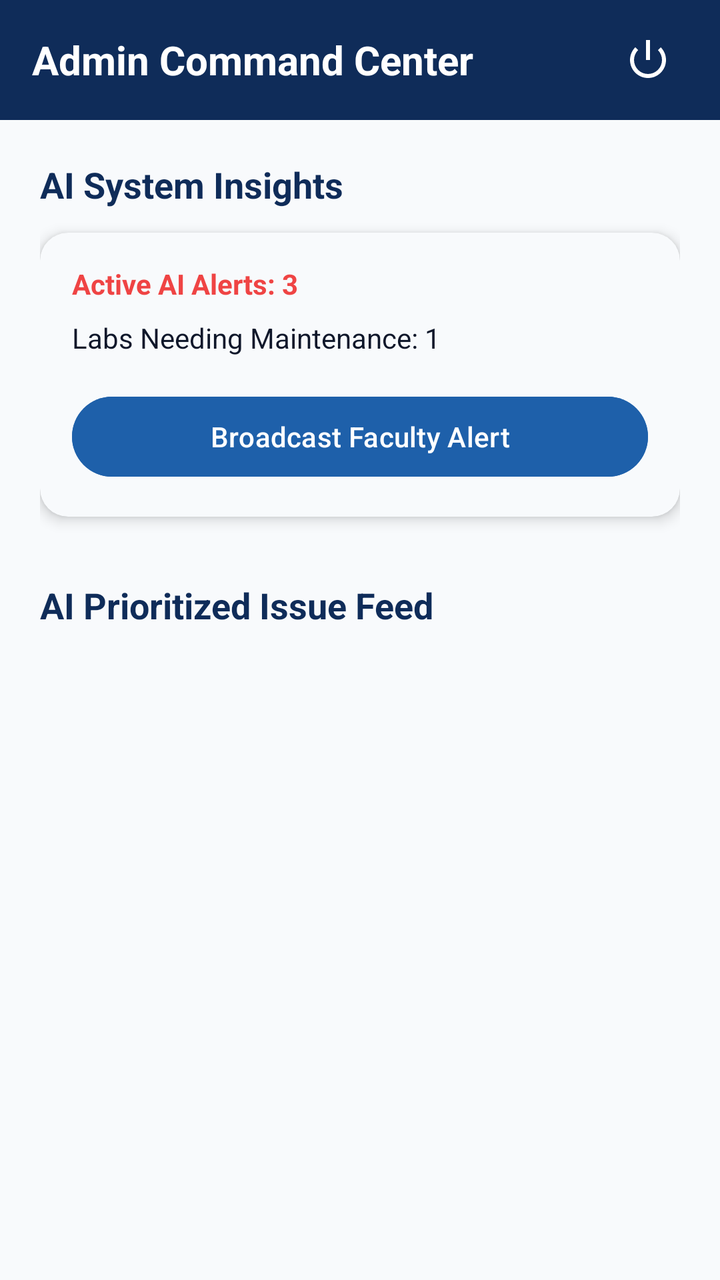
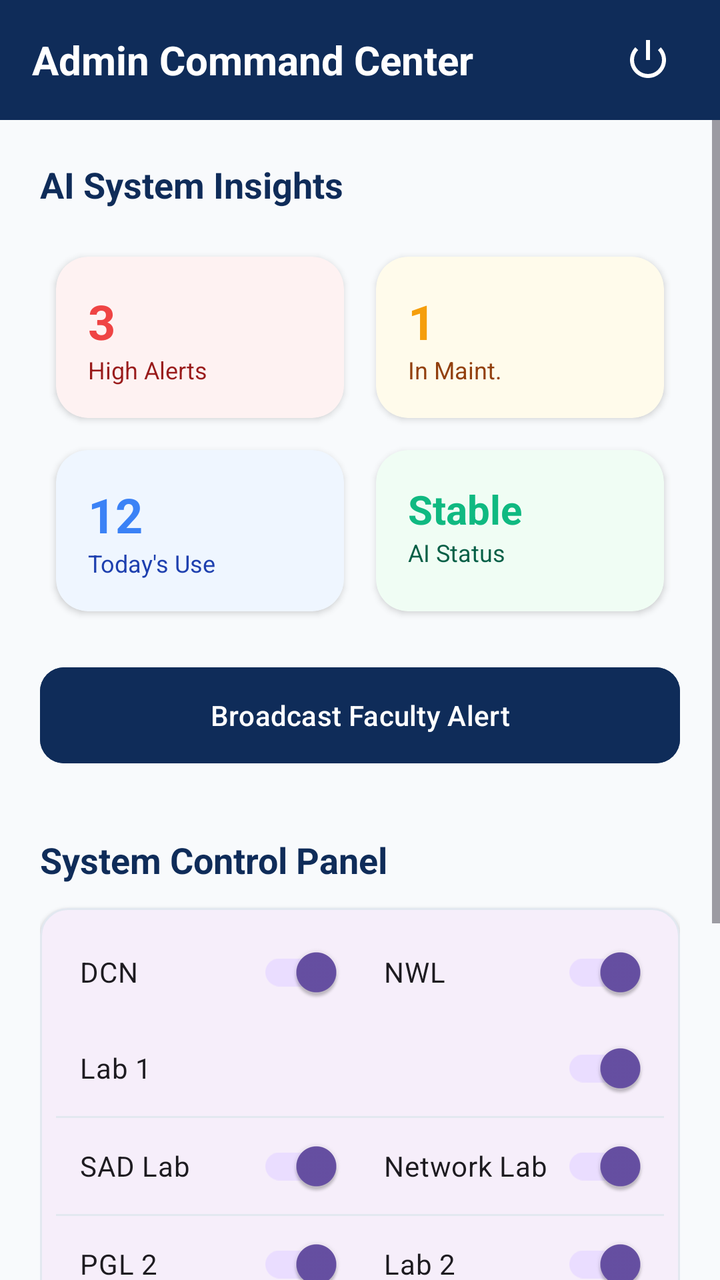

Screens rendered from an Android XML layout before and after an edit, with the pre-edit source and the edit as a unified diff.
<!-- AndroidManifest.xml: application theme Theme.Fyp1 -->
<!-- res/layout/activity_admin.xml -->
<?xml version="1.0" encoding="utf-8"?>
<LinearLayout xmlns:android="http://schemas.android.com/apk/res/android"
    xmlns:app="http://schemas.android.com/apk/res-auto"
    xmlns:tools="http://schemas.android.com/tools"
    android:layout_width="match_parent"
    android:layout_height="match_parent"
    android:background="@color/bg_page_light"
    android:fitsSystemWindows="true"
    android:orientation="vertical"
    tools:context=".AdminActivity">

    
    <LinearLayout
        android:layout_width="match_parent"
        android:layout_height="60dp"
        android:background="@color/campus_navy"
        android:gravity="center_vertical"
        android:orientation="horizontal"
        android:paddingStart="16dp"
        android:paddingEnd="16dp">

        <TextView
            android:layout_width="0dp"
            android:layout_height="wrap_content"
            android:layout_weight="1"
            android:text="@string/title_admin_dashboard"
            android:textColor="@color/text_light"
            android:textSize="20sp"
            android:textStyle="bold" />

        <ImageButton
            android:id="@+id/btnLogoutAdmin"
            android:layout_width="40dp"
            android:layout_height="40dp"
            android:background="?attr/selectableItemBackgroundBorderless"
            android:contentDescription="@string/menu_logout"
            android:src="@android:drawable/ic_lock_power_off"
            app:tint="@color/text_light" />
    </LinearLayout>

    <ScrollView
        android:layout_width="match_parent"
        android:layout_height="match_parent">

        <LinearLayout
            android:layout_width="match_parent"
            android:layout_height="wrap_content"
            android:orientation="vertical"
            android:padding="20dp">

            
            <TextView
                android:layout_width="wrap_content"
                android:layout_height="wrap_content"
                android:text="@string/header_ai_insights"
                android:textColor="@color/campus_navy"
                android:textSize="18sp"
                android:textStyle="bold" />

            <androidx.cardview.widget.CardView
                android:layout_width="match_parent"
                android:layout_height="wrap_content"
                android:layout_marginTop="12dp"
                app:cardCornerRadius="14dp"
                app:cardElevation="4dp"
                app:cardBackgroundColor="#F8FAFC">

                <LinearLayout
                    android:layout_width="match_parent"
                    android:layout_height="wrap_content"
                    android:orientation="vertical"
                    android:padding="16dp">

                    <TextView
                        android:id="@+id/tvActiveAlerts"
                        android:layout_width="wrap_content"
                        android:layout_height="wrap_content"
                        android:text="Active AI Alerts: 3"
                        android:textColor="@color/status_not_available"
                        android:textStyle="bold" />

                    <TextView
                        android:id="@+id/tvMaintenanceNeeded"
                        android:layout_width="wrap_content"
                        android:layout_height="wrap_content"
                        android:layout_marginTop="8dp"
                        android:text="Labs Needing Maintenance: 1"
                        android:textColor="@color/text_primary" />

                    <Button
                        android:id="@+id/btnBroadcast"
                        android:layout_width="match_parent"
                        android:layout_height="48dp"
                        android:layout_marginTop="16dp"
                        android:backgroundTint="@color/campus_blue"
                        android:text="@string/btn_broadcast_alert"
                        android:textAllCaps="false"
                        android:textSize="14sp" />
                </LinearLayout>
            </androidx.cardview.widget.CardView>

            
            <TextView
                android:layout_width="wrap_content"
                android:layout_height="wrap_content"
                android:layout_marginTop="32dp"
                android:text="@string/header_reported_issues"
                android:textColor="@color/campus_navy"
                android:textSize="18sp"
                android:textStyle="bold" />

            <LinearLayout
                android:id="@+id/layoutAdminIssues"
                android:layout_width="match_parent"
                android:layout_height="wrap_content"
                android:layout_marginTop="12dp"
                android:orientation="vertical">
                
            </LinearLayout>

        </LinearLayout>
    </ScrollView>

</LinearLayout>
<!-- resources referenced by this layout -->
<resources>
  <color name="bg_page_light">#F8FAFC</color>
  <color name="campus_blue">#1E60AA</color>
  <color name="campus_navy">#0F2C59</color>
  <color name="status_not_available">#EF4444</color>
  <color name="text_light">#FFFFFF</color>
  <color name="text_primary">#0F172A</color>
  <string name="btn_broadcast_alert">Broadcast Faculty Alert</string>
  <string name="header_ai_insights">AI System Insights</string>
  <string name="header_reported_issues">AI Prioritized Issue Feed</string>
  <string name="menu_logout">🚪   Log Out</string>
  <string name="title_admin_dashboard">Admin Command Center</string>
  <style name="Theme.Fyp1" parent="Base.Theme.Fyp1" />
  <style name="Base.Theme.Fyp1" parent="Theme.Material3.Light.NoActionBar">
          
          
      </style>
</resources>

<!-- the commit's change to res/layout/activity_admin.xml (unified diff, before → after) -->
@@ -57,47 +57,291 @@
                 android:textSize="18sp"
                 android:textStyle="bold" />
 
-            <androidx.cardview.widget.CardView
+            
+            <GridLayout
+                android:layout_width="match_parent"
+                android:layout_height="wrap_content"
+                android:layout_marginTop="16dp"
+                android:alignmentMode="alignMargins"
+                android:columnCount="2"
+                android:columnOrderPreserved="false"
+                android:rowCount="2">
+
+                
+                <com.google.android.material.card.MaterialCardView
+                    android:layout_width="0dp"
+                    android:layout_height="wrap_content"
+                    android:layout_rowWeight="1"
+                    android:layout_columnWeight="1"
+                    android:layout_margin="8dp"
+                    app:cardCornerRadius="16dp"
+                    app:cardElevation="2dp"
+                    app:strokeWidth="0dp"
+                    app:cardBackgroundColor="#FEF2F2">
+                    <LinearLayout
+                        android:layout_width="match_parent"
+                        android:layout_height="wrap_content"
+                        android:orientation="vertical"
+                        android:padding="16dp">
+                        <TextView
+                            android:id="@+id/tvActiveAlertsCount"
+                            android:layout_width="wrap_content"
+                            android:layout_height="wrap_content"
+                            android:text="3"
+                            android:textColor="#EF4444"
+                            android:textSize="24sp"
+                            android:textStyle="bold" />
+                        <TextView
+                            android:layout_width="wrap_content"
+                            android:layout_height="wrap_content"
+                            android:text="@string/label_high_alerts"
+                            android:textColor="#991B1B"
+                            android:textSize="12sp" />
+                    </LinearLayout>
+                </com.google.android.material.card.MaterialCardView>
+
+                
+                <com.google.android.material.card.MaterialCardView
+                    android:layout_width="0dp"
+                    android:layout_height="wrap_content"
+                    android:layout_rowWeight="1"
+                    android:layout_columnWeight="1"
+                    android:layout_margin="8dp"
+                    app:cardCornerRadius="16dp"
+                    app:cardElevation="2dp"
+                    app:strokeWidth="0dp"
+                    app:cardBackgroundColor="#FFFBEB">
+                    <LinearLayout
+                        android:layout_width="match_parent"
+                        android:layout_height="wrap_content"
+                        android:orientation="vertical"
+                        android:padding="16dp">
+                        <TextView
+                            android:id="@+id/tvMaintenanceCount"
+                            android:layout_width="wrap_content"
+                            android:layout_height="wrap_content"
+                            android:text="1"
+                            android:textColor="#F59E0B"
+                            android:textSize="24sp"
+                            android:textStyle="bold" />
+                        <TextView
+                            android:layout_width="wrap_content"
+                            android:layout_height="wrap_content"
+                            android:text="@string/label_in_maint"
+                            android:textColor="#92400E"
+                            android:textSize="12sp" />
+                    </LinearLayout>
+                </com.google.android.material.card.MaterialCardView>
+
+                
+                <com.google.android.material.card.MaterialCardView
+                    android:layout_width="0dp"
+                    android:layout_height="wrap_content"
+                    android:layout_rowWeight="1"
+                    android:layout_columnWeight="1"
+                    android:layout_margin="8dp"
+                    app:cardCornerRadius="16dp"
+                    app:cardElevation="2dp"
+                    app:strokeWidth="0dp"
+                    app:cardBackgroundColor="#EFF6FF">
+                    <LinearLayout
+                        android:layout_width="match_parent"
+                        android:layout_height="wrap_content"
+                        android:orientation="vertical"
+                        android:padding="16dp">
+                        <TextView
+                            android:id="@+id/tvUsageCount"
+                            android:layout_width="wrap_content"
+                            android:layout_height="wrap_content"
+                            android:text="12"
+                            android:textColor="#3B82F6"
+                            android:textSize="24sp"
+                            android:textStyle="bold" />
+                        <TextView
+                            android:layout_width="wrap_content"
+                            android:layout_height="wrap_content"
+                            android:text="@string/label_todays_use"
+                            android:textColor="#1E40AF"
+                            android:textSize="12sp" />
+                    </LinearLayout>
+                </com.google.android.material.card.MaterialCardView>
+
+                
+                <com.google.android.material.card.MaterialCardView
+                    android:layout_width="0dp"
+                    android:layout_height="wrap_content"
+                    android:layout_rowWeight="1"
+                    android:layout_columnWeight="1"
+                    android:layout_margin="8dp"
+                    app:cardCornerRadius="16dp"
+                    app:cardElevation="2dp"
+                    app:strokeWidth="0dp"
+                    app:cardBackgroundColor="#F0FDF4">
+                    <LinearLayout
+                        android:layout_width="match_parent"
+                        android:layout_height="wrap_content"
+                        android:orientation="vertical"
+                        android:padding="16dp">
+                        <TextView
+                            android:layout_width="wrap_content"
+                            android:layout_height="wrap_content"
+                            android:text="@string/status_stable"
+                            android:textColor="#10B981"
+                            android:textSize="20sp"
+                            android:textStyle="bold" />
+                        <TextView
+                            android:layout_width="wrap_content"
+                            android:layout_height="wrap_content"
+                            android:text="@string/label_ai_status"
+                            android:textColor="#065F46"
+                            android:textSize="12sp" />
+                    </LinearLayout>
+                </com.google.android.material.card.MaterialCardView>
+            </GridLayout>
+
+            
+            <Button
+                android:id="@+id/btnBroadcast"
+                android:layout_width="match_parent"
+                android:layout_height="56dp"
+                android:layout_marginTop="16dp"
+                android:backgroundTint="@color/campus_navy"
+                android:text="@string/btn_broadcast_alert"
+                android:textAllCaps="false"
+                app:cornerRadius="12dp" />
+
+            
+            <TextView
+                android:layout_width="wrap_content"
+                android:layout_height="wrap_content"
+                android:layout_marginTop="32dp"
+                android:text="@string/panel_system_control"
+                android:textColor="@color/campus_navy"
+                android:textSize="18sp"
+                android:textStyle="bold" />
+
+            <com.google.android.material.card.MaterialCardView
                 android:layout_width="match_parent"
                 android:layout_height="wrap_content"
                 android:layout_marginTop="12dp"
                 app:cardCornerRadius="14dp"
-                app:cardElevation="4dp"
-                app:cardBackgroundColor="#F8FAFC">
-
+                app:cardElevation="1dp"
+                app:strokeWidth="1dp"
+                app:strokeColor="@color/border_slate">
                 <LinearLayout
                     android:layout_width="match_parent"
                     android:layout_height="wrap_content"
                     android:orientation="vertical"
-                    android:padding="16dp">
-
-                    <TextView
-                        android:id="@+id/tvActiveAlerts"
-                        android:layout_width="wrap_content"
-                        android:layout_height="wrap_content"
-                        android:text="Active AI Alerts: 3"
-                        android:textColor="@color/status_not_available"
-                        android:textStyle="bold" />
-
-                    <TextView
-                        android:id="@+id/tvMaintenanceNeeded"
-                        android:layout_width="wrap_content"
-                        android:layout_height="wrap_content"
-                        android:layout_marginTop="8dp"
-                        android:text="Labs Needing Maintenance: 1"
-                        android:textColor="@color/text_primary" />
-
-                    <Button
-                        android:id="@+id/btnBroadcast"
-                        android:layout_width="match_parent"
-                        android:layout_height="48dp"
-                        android:layout_marginTop="16dp"
-                        android:backgroundTint="@color/campus_blue"
-                        android:text="@string/btn_broadcast_alert"
-                        android:textAllCaps="false"
-                        android:textSize="14sp" />
+                    android:padding="8dp">
+
+                    
+                    <LinearLayout android:layout_width="match_parent" android:layout_height="wrap_content" android:orientation="horizontal" android:weightSum="2">
+                        <com.google.android.material.switchmaterial.SwitchMaterial
+                            android:id="@+id/switchDCN"
+                            android:layout_width="0dp"
+                            android:layout_height="wrap_content"
+                            android:layout_weight="1"
+                            android:checked="true"
+                            android:padding="12dp"
+                            android:text="@string/lab_dcn" />
+                        <com.google.android.material.switchmaterial.SwitchMaterial
+                            android:id="@+id/switchNWL"
+                            android:layout_width="0dp"
+                            android:layout_height="wrap_content"
+                            android:layout_weight="1"
+                            android:checked="true"
+                            android:padding="12dp"
+                            android:text="@string/lab_nwl" />
+                    </LinearLayout>
+                    <com.google.android.material.switchmaterial.SwitchMaterial
+                        android:id="@+id/switchLab1"
+                        android:layout_width="match_parent"
+                        android:layout_height="wrap_content"
+                        android:checked="true"
+                        android:padding="12dp"
+                        android:text="@string/lab_lab1" />
+
+                    <View android:layout_width="match_parent" android:layout_height="1dp" android:background="@color/border_slate" />
+
+                    
+                    <LinearLayout android:layout_width="match_parent" android:layout_height="wrap_content" android:orientation="horizontal" android:weightSum="2">
+                        <com.google.android.material.switchmaterial.SwitchMaterial
+                            android:id="@+id/switchSAD"
+                            android:layout_width="0dp"
+                            android:layout_height="wrap_content"
+                            android:layout_weight="1"
+                            android:checked="true"
+                            android:padding="12dp"
+                            android:text="@string/lab_sad" />
+                        <com.google.android.material.switchmaterial.SwitchMaterial
+                            android:id="@+id/switchNetwork"
+                            android:layout_width="0dp"
+                            android:layout_height="wrap_content"
+                            android:layout_weight="1"
+                            android:checked="true"
+                            android:padding="12dp"
+                            android:text="@string/lab_network" />
+                    </LinearLayout>
+
+                    <View android:layout_width="match_parent" android:layout_height="1dp" android:background="@color/border_slate" />
+
+                    
+                    <LinearLayout android:layout_width="match_parent" android:layout_height="wrap_content" android:orientation="horizontal" android:weightSum="2">
+                        <com.google.android.material.switchmaterial.SwitchMaterial
+                            android:id="@+id/switchPGL2"
+                            android:layout_width="0dp"
+                            android:layout_height="wrap_content"
+                            android:layout_weight="1"
+                            android:checked="true"
+                            android:padding="12dp"
+                            android:text="@string/lab_pgl2" />
+                        <com.google.android.material.switchmaterial.SwitchMaterial
+                            android:id="@+id/switchLab2"
+                            android:layout_width="0dp"
+                            android:layout_height="wrap_content"
+                            android:layout_weight="1"
+                            android:checked="true"
+                            android:padding="12dp"
+                            android:text="@string/lab_lab2" />
+                    </LinearLayout>
+                    <com.google.android.material.switchmaterial.SwitchMaterial
+                        android:id="@+id/switchPGL1"
+                        android:layout_width="match_parent"
+                        android:layout_height="wrap_content"
+                        android:checked="true"
+                        android:padding="12dp"
+                        android:text="@string/lab_pgl1" />
+
+                    <View android:layout_width="match_parent" android:layout_height="1dp" android:background="@color/border_slate" />
+
+                    
+                    <LinearLayout android:layout_width="match_parent" android:layout_height="wrap_content" android:orientation="horizontal" android:weightSum="2">
+                        <com.google.android.material.switchmaterial.SwitchMaterial
+                            android:id="@+id/switchHYP"
+                            android:layout_width="0dp"
+                            android:layout_height="wrap_content"
+                            android:layout_weight="1"
+                            android:checked="true"
+                            android:padding="12dp"
+                            android:text="@string/lab_hyp" />
+                        <com.google.android.material.switchmaterial.SwitchMaterial
+                            android:id="@+id/switchLab3"
+                            android:layout_width="0dp"
+                            android:layout_height="wrap_content"
+                            android:layout_weight="1"
+                            android:checked="true"
+                            android:padding="12dp"
+                            android:text="@string/lab_lab3" />
+                    </LinearLayout>
+                    <com.google.android.material.switchmaterial.SwitchMaterial
+                        android:id="@+id/switchMML"
+                        android:layout_width="match_parent"
+                        android:layout_height="wrap_content"
+                        android:checked="true"
+                        android:padding="12dp"
+                        android:text="@string/lab_mml" />
                 </LinearLayout>
-            </androidx.cardview.widget.CardView>
+            </com.google.android.material.card.MaterialCardView>
 
             
             <TextView
<!-- resource entries referenced after the edit -->
@@ -1,15 +1,30 @@
 <!-- resources referenced by this layout -->
 <resources>
   <color name="bg_page_light">#F8FAFC</color>
-  <color name="campus_blue">#1E60AA</color>
+  <color name="border_slate">#E2E8F0</color>
   <color name="campus_navy">#0F2C59</color>
-  <color name="status_not_available">#EF4444</color>
   <color name="text_light">#FFFFFF</color>
-  <color name="text_primary">#0F172A</color>
   <string name="btn_broadcast_alert">Broadcast Faculty Alert</string>
   <string name="header_ai_insights">AI System Insights</string>
   <string name="header_reported_issues">AI Prioritized Issue Feed</string>
+  <string name="lab_dcn">DCN</string>
+  <string name="lab_hyp">HYP</string>
+  <string name="lab_lab1">Lab 1</string>
+  <string name="lab_lab2">Lab 2</string>
+  <string name="lab_lab3">Lab 3</string>
+  <string name="lab_mml">MML</string>
+  <string name="lab_network">Network Lab</string>
+  <string name="lab_nwl">NWL</string>
+  <string name="lab_pgl1">PGL 1</string>
+  <string name="lab_pgl2">PGL 2</string>
+  <string name="lab_sad">SAD Lab</string>
+  <string name="label_ai_status">AI Status</string>
+  <string name="label_high_alerts">High Alerts</string>
+  <string name="label_in_maint">In Maint.</string>
+  <string name="label_todays_use">Today\'s Use</string>
   <string name="menu_logout">🚪   Log Out</string>
+  <string name="panel_system_control">System Control Panel</string>
+  <string name="status_stable">Stable</string>
   <string name="title_admin_dashboard">Admin Command Center</string>
   <style name="Theme.Fyp1" parent="Base.Theme.Fyp1" />
   <style name="Base.Theme.Fyp1" parent="Theme.Material3.Light.NoActionBar">
